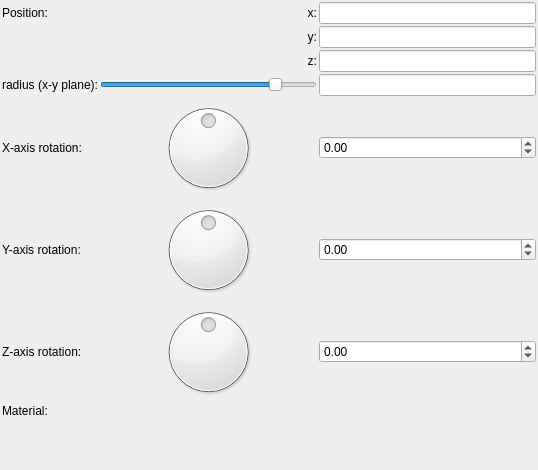
Old version of the form mandelbulber2/formula/ui/primitive_circle.ui in the repository buddhi1980/mandelbulber2.
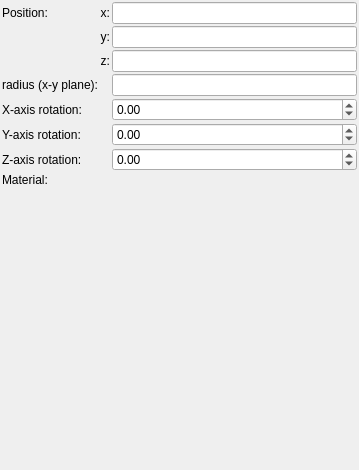
New version of the form. Custom widgets are drawn as their Qt base class.

Commit message: Cleaned up more fractal UIs and all UIs for primitives.

What changed in the file:
```diff
--- a/mandelbulber2/formula/ui/primitive_circle.ui
+++ b/mandelbulber2/formula/ui/primitive_circle.ui
@@ -6,7 +6,7 @@
    <rect>
     <x>0</x>
     <y>0</y>
-    <width>538</width>
+    <width>359</width>
     <height>470</height>
    </rect>
   </property>
@@ -140,19 +140,6 @@
        </property>
       </widget>
      </item>
-     <item row="5" column="1">
-      <widget class="QDial" name="dial3_rotation_y">
-       <property name="minimum">
-        <number>-18000</number>
-       </property>
-       <property name="maximum">
-        <number>18000</number>
-       </property>
-       <property name="wrapping">
-        <bool>true</bool>
-       </property>
-      </widget>
-     </item>
      <item row="2" column="1">
       <widget class="QLabel" name="label_13">
        <property name="text">
@@ -211,32 +198,6 @@
        </property>
       </widget>
      </item>
-     <item row="4" column="1">
-      <widget class="QDial" name="dial3_rotation_x">
-       <property name="minimum">
-        <number>-18000</number>
-       </property>
-       <property name="maximum">
-        <number>18000</number>
-       </property>
-       <property name="wrapping">
-        <bool>true</bool>
-       </property>
-      </widget>
-     </item>
-     <item row="6" column="1">
-      <widget class="QDial" name="dial3_rotation_z">
-       <property name="minimum">
-        <number>-18000</number>
-       </property>
-       <property name="maximum">
-        <number>18000</number>
-       </property>
-       <property name="wrapping">
-        <bool>true</bool>
-       </property>
-      </widget>
-     </item>
      <item row="5" column="2">
       <widget class="MyDoubleSpinBox" name="spinboxd3_rotation_y">
        <property name="sizePolicy">
@@ -265,31 +226,6 @@
        </property>
       </widget>
      </item>
-     <item row="3" column="1">
-      <widget class="QSlider" name="logslider_radius">
-       <property name="sizePolicy">
-        <sizepolicy hsizetype="Expanding" vsizetype="Maximum">
-         <horstretch>0</horstretch>
-         <verstretch>0</verstretch>
-        </sizepolicy>
-       </property>
-       <property name="sizeIncrement">
-        <size>
-         <width>0</width>
-         <height>0</height>
-        </size>
-       </property>
-       <property name="minimum">
-        <number>-1500</number>
-       </property>
-       <property name="maximum">
-        <number>300</number>
-       </property>
-       <property name="orientation">
-        <enum>Qt::Horizontal</enum>
-       </property>
-      </widget>
-     </item>
      <item row="7" column="0">
       <widget class="QLabel" name="label_19">
        <property name="text">
```
Left out of the diff: 4 changed lines with no effect on the pictures. The commit also changes 15 other files.
